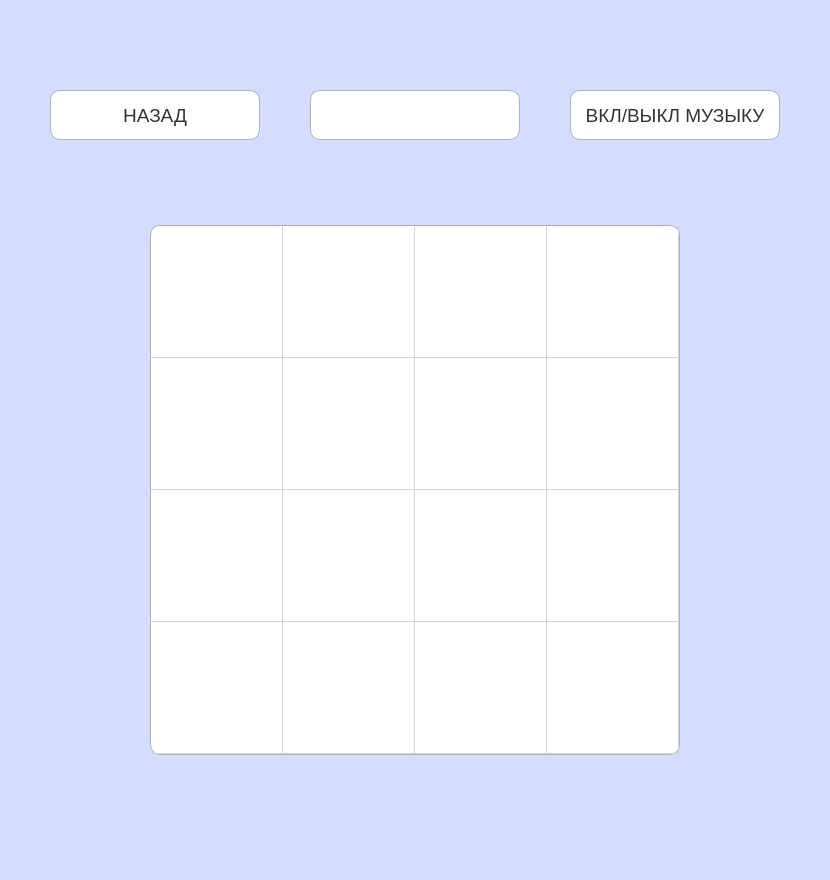
Above: secwindow4x4.ui from nikulb855/fillwords before the change. Below: the same form after it.
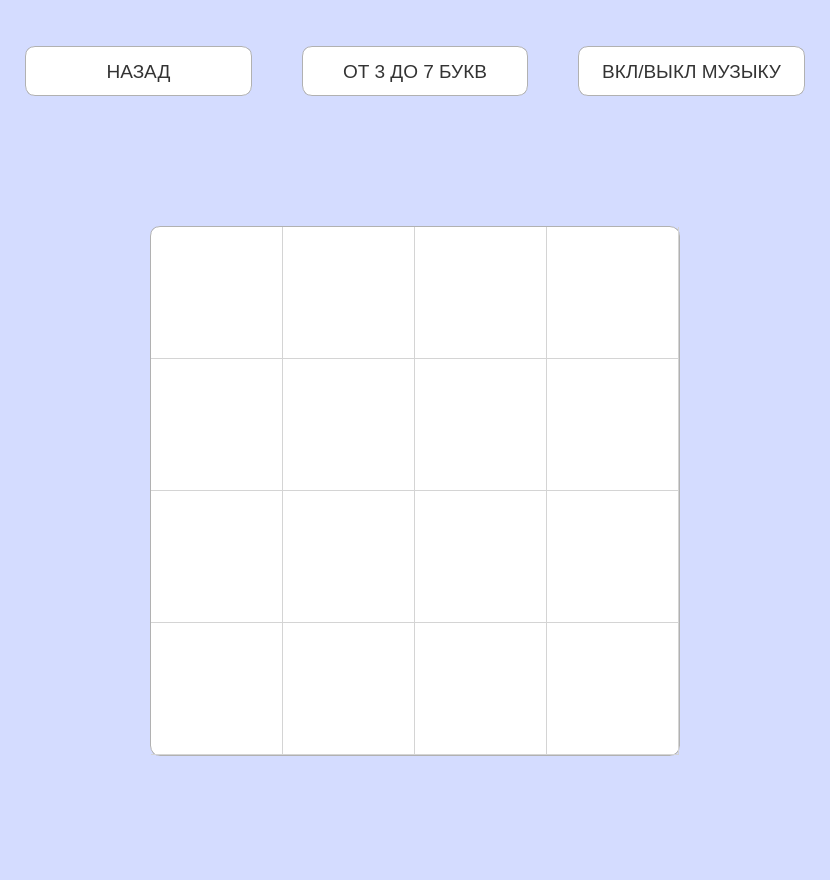
That is the form after the change.

Diff of the .ui file:
```diff
--- a/secwindow4x4.ui
+++ b/secwindow4x4.ui
@@ -125,16 +125,16 @@
      <enum>QLayout::SetDefaultConstraint</enum>
     </property>
     <property name="leftMargin">
-     <number>50</number>
+     <number>25</number>
     </property>
     <property name="topMargin">
-     <number>90</number>
+     <number>30</number>
     </property>
     <property name="rightMargin">
-     <number>50</number>
+     <number>25</number>
     </property>
     <property name="bottomMargin">
-     <number>687</number>
+     <number>609</number>
     </property>
     <property name="horizontalSpacing">
      <number>50</number>
@@ -236,6 +236,11 @@
         <height>14</height>
        </size>
       </property>
+      <property name="font">
+       <font>
+        <pointsize>14</pointsize>
+       </font>
+      </property>
       <property name="tabletTracking">
        <bool>true</bool>
       </property>
@@ -249,7 +254,7 @@
        <bool>false</bool>
       </property>
       <property name="text">
-       <string/>
+       <string>ОТ 3 ДО 7 БУКВ</string>
       </property>
       <property name="alignment">
        <set>Qt::AlignCenter</set>
```
